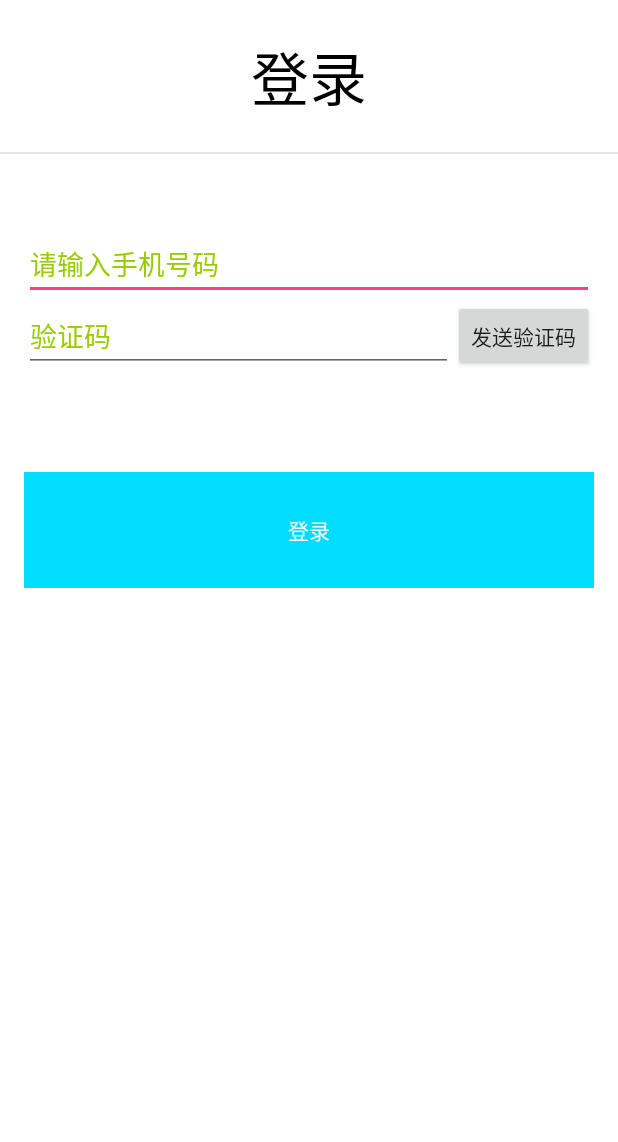
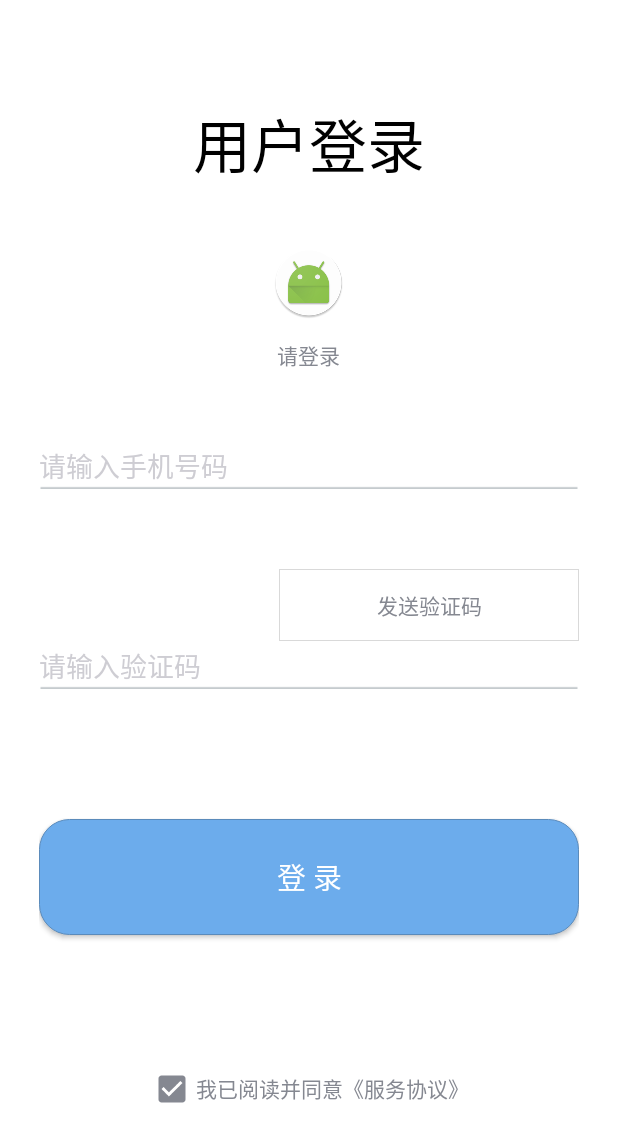
Before and after one commit to qiao365/railwaywifi, an Android app: the layout activity_login.xml on its own in the app's theme, with its tools: preview values and no code run, on a phone screen of 412 x 824 dp. Shown: the top 1142 px of the screen. Run offline under Robolectric (Android 15) with nearby library versions, the phone set to English and light mode, and no system bars.

Commit message:
log color

```diff
--- a/app/src/main/java/com/railway/wifi/activitys/LoginActivity.java
+++ b/app/src/main/java/com/railway/wifi/activitys/LoginActivity.java
@@ -1,8 +1,10 @@
 package com.railway.wifi.activitys;
 
 import android.content.Intent;
+import android.graphics.Color;
 import android.os.Build;
 import android.os.Bundle;
+import android.os.CountDownTimer;
 import android.os.Handler;
 import android.os.Message;
 import android.text.TextUtils;
@@ -16,6 +18,7 @@ import android.widget.Button;
 import android.widget.EditText;
 import android.widget.TextView;
 import android.widget.Toast;
+
 import com.railway.wifi.http.httputils.HttpUtil;
 import com.railway.wifi.http.responsebeans.RequestListener;
 import com.railway.wifi.utils.Code;
@@ -39,7 +42,9 @@ import es.dmoral.toasty.Toasty;
 public class LoginActivity extends BaseActivity {
 
     private EditText telPhone, verCode;
-
+    private TextView btnsendCode;
+    //new倒计时对象,总共的时间,每隔多少秒更新一次时间
+    final MyCountDownTimer myCountDownTimer = new MyCountDownTimer(60000,1000);
     private Handler handler = new Handler() {
         @Override
         public void handleMessage(Message msg) {
@@ -68,7 +73,7 @@ public class LoginActivity extends BaseActivity {
         telPhone = (EditText) findViewById(R.id.telPhone);
         verCode = (EditText) findViewById(R.id.verCode);
         Button mEmailSignInButton = (Button) findViewById(R.id.email_sign_in_button);
-        Button btnsendCode = (Button) findViewById(R.id.sendCode);
+        btnsendCode = (TextView) findViewById(R.id.sendCode);
         mEmailSignInButton.setOnClickListener(new OnClickListener() {
             @Override
             public void onClick(View view) {
@@ -78,7 +83,7 @@ public class LoginActivity extends BaseActivity {
         btnsendCode.setOnClickListener(new OnClickListener() {
             @Override
             public void onClick(View view) {
-                verCode.setText(Code.getInstance().createCode());
+                myCountDownTimer.start();
             }
         });
     }
@@ -137,4 +142,31 @@ public class LoginActivity extends BaseActivity {
         }
     }
 
+
+    //复写倒计时
+    private class MyCountDownTimer extends CountDownTimer {
+
+        public MyCountDownTimer(long millisInFuture, long countDownInterval) {
+            super(millisInFuture, countDownInterval);
+        }
+
+        //计时过程
+        @Override
+        public void onTick(long l) {
+            //防止计时过程中重复点击
+            btnsendCode.setClickable(false);
+            btnsendCode.setText(l / 1000 + "s");
+            btnsendCode.setTextColor(Color.RED);
+        }
+
+        //计时完毕的方法
+        @Override
+        public void onFinish() {
+            //重新给Button设置文字
+            btnsendCode.setText("发送验证码");
+            //设置可点击
+            btnsendCode.setClickable(true);
+            btnsendCode.setTextColor(Color.parseColor("#858891"));
+        }
+    }
 }
--- /dev/null
+++ b/app/src/main/res/drawable/btn_back_login.xml
@@ -0,0 +1,7 @@
+<?xml version="1.0" encoding="utf-8"?>
+<shape
+  xmlns:android="http://schemas.android.com/apk/res/android">
+    <corners android:radius="@dimen/tag_corner_radius" />
+    <solid android:color="#6cacec" />
+    <stroke android:width="0.5dip" android:color="#5b8bbb" />
+</shape>
--- /dev/null
+++ b/app/src/main/res/drawable/btn_back_normal.xml
@@ -0,0 +1,7 @@
+<?xml version="1.0" encoding="utf-8"?>
+<shape
+  xmlns:android="http://schemas.android.com/apk/res/android">
+    <corners android:radius="0dp" />
+    <solid android:color="#ffffff" />
+    <stroke android:width="0.5dip" android:color="#d9d9d9" />
+</shape>
--- a/app/src/main/res/layout/activity_login.xml
+++ b/app/src/main/res/layout/activity_login.xml
@@ -8,37 +8,45 @@
 
     <RelativeLayout
         android:layout_width="match_parent"
-        android:layout_height="154px"
-        android:background="@android:color/white">
+        android:layout_height="wrap_content">
 
         <TextView
             android:id="@+id/tv_info"
             android:layout_width="wrap_content"
             android:layout_height="wrap_content"
-            android:layout_centerInParent="true"
-            android:text="登录"
+            android:layout_centerHorizontal="true"
+            android:layout_marginTop="100px"
+            android:text="用户登录"
             android:textColor="@android:color/black"
             android:textSize="@dimen/h8" />
-        <View
-            android:layout_width="match_parent"
-            android:layout_height="2px"
-            android:layout_alignParentBottom="true"
-            android:background="@color/colorlinedarker_gray" />
+
+        <ImageView
+            android:id="@+id/img"
+            android:layout_width="wrap_content"
+            android:layout_height="wrap_content"
+            android:layout_below="@+id/tv_info"
+            android:layout_centerHorizontal="true"
+            android:layout_marginTop="60px"
+            android:background="@mipmap/ic_launcher_round" />
+
+        <TextView
+            android:layout_width="wrap_content"
+            android:layout_height="wrap_content"
+            android:layout_below="@+id/img"
+            android:layout_centerHorizontal="true"
+            android:layout_marginTop="20px"
+            android:textColor="#858891"
+            android:text="请登录" />
     </RelativeLayout>
-    <!-- Login progress -->
-    <ScrollView
-        android:id="@+id/login_form"
-        android:layout_width="match_parent"
-        android:layout_height="match_parent">
 
     <LinearLayout
         android:id="@+id/email_login_form"
         android:layout_width="match_parent"
         android:layout_height="wrap_content"
+        android:layout_marginLeft="@dimen/activity_horizontal_margin"
+        android:layout_marginRight="@dimen/activity_horizontal_margin"
         android:orientation="vertical"
         android:paddingBottom="@dimen/activity_vertical_margin"
-            android:paddingLeft="@dimen/activity_horizontal_margin"
-            android:paddingRight="@dimen/activity_horizontal_margin"
         android:paddingTop="@dimen/activity_vertical_margin">
 
 
@@ -49,13 +57,15 @@
             android:layout_marginTop="50px"
             android:hint="@string/prompt_name"
             android:inputType="number"
+            android:background="@drawable/et_bg_gery"
             android:maxLines="1"
             android:singleLine="true"
-                android:textColorHint="@android:color/holo_green_light" />
+            android:textColorHint="#cecdd3" />
 
         <RelativeLayout
             android:layout_width="fill_parent"
-                android:layout_height="wrap_content">
+            android:layout_height="120px"
+            android:layout_marginTop="80px">
 
             <EditText
                 android:id="@+id/verCode"
@@ -63,17 +73,24 @@
                 android:layout_height="wrap_content"
                 android:hint="@string/prompt_password"
                 android:inputType="number"
+                android:layout_alignParentBottom="true"
                 android:maxLines="1"
-                    android:layout_toLeftOf="@+id/sendCode"
+                android:background="@drawable/et_bg_gery"
                 android:singleLine="true"
-                    android:textColorHint="@android:color/holo_green_light" />
+                android:textColorHint="#cecdd3" />
 
-                <Button
+            <TextView
                 android:id="@+id/sendCode"
-                    android:layout_width="wrap_content"
+                android:layout_width="300px"
                 android:layout_height="wrap_content"
                 android:layout_alignParentRight="true"
+                android:textColor="#858891"
+                android:gravity="center"
+                android:layout_marginBottom="28px"
+                android:background="@drawable/btn_back_normal"
+                android:padding="20px"
                 android:text="发送验证码" />
+
         </RelativeLayout>
 
         <Button
@@ -81,35 +98,37 @@
             style="?android:textAppearanceSmall"
             android:layout_width="match_parent"
             android:layout_height="116px"
-                android:layout_marginTop="100px"
-                android:background="@android:color/holo_blue_bright"
-                android:text="登录"
+            android:layout_marginTop="130px"
+            android:background="@drawable/btn_back_login"
+            android:text="登 录"
+            android:textSize="19sp"
             android:textColor="@android:color/white" />
 
         <RelativeLayout
             android:layout_width="match_parent"
-                android:layout_height="wrap_content">
+            android:layout_height="wrap_content"
+            android:layout_marginTop="130px">
+
+            <LinearLayout
+                android:layout_width="wrap_content"
+                android:layout_height="wrap_content"
+                android:orientation="horizontal"
+                android:layout_centerHorizontal="true">
+
+
+                <CheckBox
+                    android:layout_width="wrap_content"
+                    android:layout_height="wrap_content"
+                    android:checked="true" />
 
                 <TextView
                     android:id="@+id/otherLogin"
                     android:layout_width="wrap_content"
                     android:layout_height="wrap_content"
-                    android:layout_alignParentBottom="true"
-                    android:layout_centerHorizontal="true"
-                    android:layout_marginBottom="60px"
-                    android:text="其他登录方式"
-                    android:textColor="@color/search_hint"
-                    android:visibility="gone" />
+                    android:textColor="#858891"
+                    android:text="我已阅读并同意《服务协议》" />
+            </LinearLayout>
         </RelativeLayout>
     </LinearLayout>
-    </ScrollView>
-
-    <ProgressBar
-        android:id="@+id/login_progress"
-        style="?android:attr/progressBarStyleLarge"
-        android:layout_width="wrap_content"
-        android:layout_height="wrap_content"
-        android:layout_marginBottom="8dp"
-        android:visibility="gone" />
 
 </LinearLayout>
--- a/app/src/main/res/values/colors.xml
+++ b/app/src/main/res/values/colors.xml
@@ -1,5 +1,9 @@
 <?xml version="1.0" encoding="utf-8"?>
 <resources>
+    <color name="fontBlack1">#858891</color>
+    <color name="statebarColor">#609fec</color>
+
+
     <color name="colorPrimary">#717574</color>
     <color name="colorPrimaryDark">#717574</color>
     <color name="colorAccent">#FF4081</color>
--- a/app/src/main/res/values/dimens.xml
+++ b/app/src/main/res/values/dimens.xml
@@ -1,6 +1,6 @@
 <resources>
     <!-- Default screen margins, per the Android Design guidelines. -->
-    <dimen name="activity_horizontal_margin">16dp</dimen>
+    <dimen name="activity_horizontal_margin">26dp</dimen>
     <dimen name="activity_vertical_margin">16dp</dimen>
 
     <dimen name="tag_corner_radius">20.0dip</dimen>
--- a/app/src/main/res/values/strings.xml
+++ b/app/src/main/res/values/strings.xml
@@ -5,7 +5,7 @@
     <string name="prompt_email">请输入邮箱账号</string>
     <string name="prompt_name">请输入手机号码</string>
     <string name="wallet_name">钱包名称</string>
-    <string name="prompt_password">验证码</string>
+    <string name="prompt_password">请输入验证码</string>
     <string name="prompt_passwordagain">重复密码(6-16位)</string>
     <string name="action_sign_in">登录</string>
     <string name="action_register_in">注册</string>
--- a/app/src/main/res/values/styles.xml
+++ b/app/src/main/res/values/styles.xml
@@ -3,9 +3,10 @@
     <!-- Base application theme. -->
     <style name="AppTheme" parent="Theme.AppCompat.Light.NoActionBar">
         <!-- Customize your theme here. -->
-        <item name="colorPrimary">@color/colorPrimary</item>
-        <item name="colorPrimaryDark">@color/colorPrimaryDark</item>
-        <item name="colorAccent">@color/colorAccent</item>
+        <item name="colorPrimary">@color/statebarColor</item>
+        <item name="colorPrimaryDark">@color/statebarColor</item>
+        <item name="colorAccent">@color/fontBlack1</item>
+        <item name="android:textColor">@color/fontBlack1</item>
     </style>
 
 </resources>
```
Lines whose indentation alone changed are shown as unchanged.
